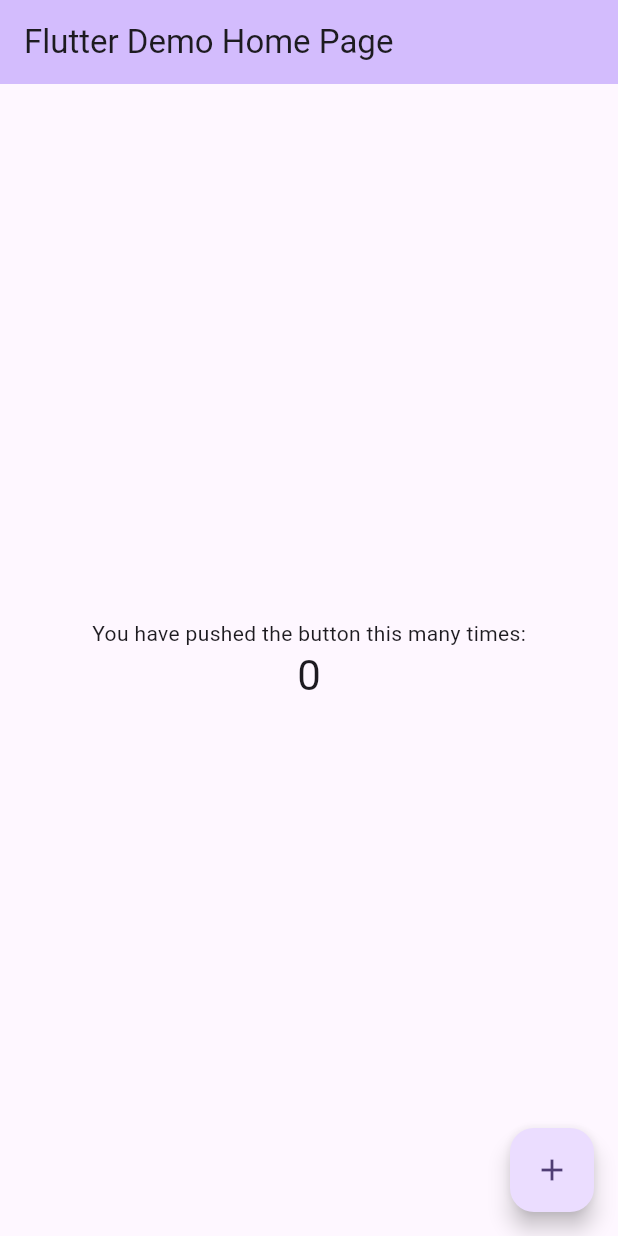
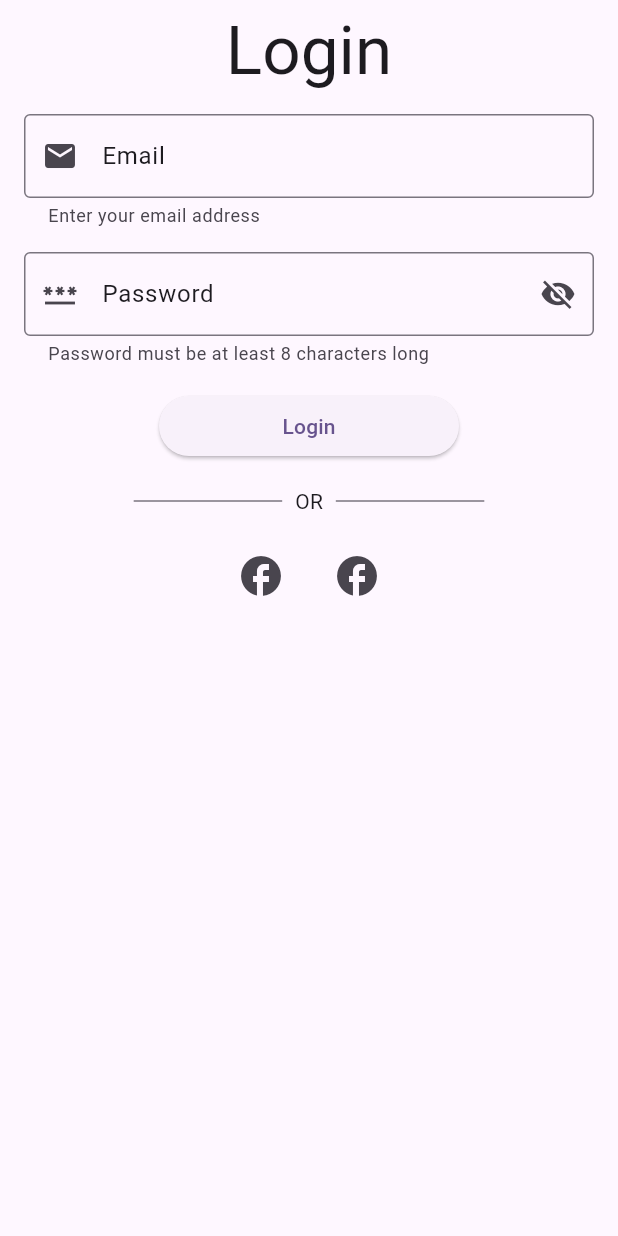
Before and after one commit to hanhkiet/recipes, a Flutter app: the screen it shows after launch, on a phone screen of 412 x 824 dp. Run offline on Flutter 3.47's test engine with Material 3 defaults, Android fonts, the phone set to English and light mode, and no system bars.

Commit message:
sample login screen

```diff
--- a/lib/main.dart
+++ b/lib/main.dart
@@ -1,4 +1,5 @@
 import 'package:flutter/material.dart';
+import 'package:recipes/ui/screens/register/login_screen.dart';
 
 void main() {
   runApp(const MyApp());
@@ -10,60 +11,18 @@ class MyApp extends StatelessWidget {
   @override
   Widget build(BuildContext context) {
     return MaterialApp(
+      debugShowCheckedModeBanner: false,
       title: 'Flutter Demo',
       theme: ThemeData(
         colorScheme: ColorScheme.fromSeed(seedColor: Colors.deepPurple),
         useMaterial3: true,
       ),
-      home: const MyHomePage(title: 'Flutter Demo Home Page'),
+      darkTheme: ThemeData(
+        colorScheme: ColorScheme.fromSeed(seedColor: Colors.deepPurple),
+        useMaterial3: true,
+      ),
+      themeMode: ThemeMode.dark,
+      home: const LoginScreen(),
     );
   }
 }
-
-class MyHomePage extends StatefulWidget {
-  const MyHomePage({super.key, required this.title});
-
-  final String title;
-
-  @override
-  State<MyHomePage> createState() => _MyHomePageState();
-}
-
-class _MyHomePageState extends State<MyHomePage> {
-  int _counter = 0;
-
-  void _incrementCounter() {
-    setState(() {
-      _counter++;
-    });
-  }
-
-  @override
-  Widget build(BuildContext context) {
-    return Scaffold(
-      appBar: AppBar(
-        backgroundColor: Theme.of(context).colorScheme.inversePrimary,
-        title: Text(widget.title),
-      ),
-      body: Center(
-        child: Column(
-          mainAxisAlignment: MainAxisAlignment.center,
-          children: <Widget>[
-            const Text(
-              'You have pushed the button this many times:',
-            ),
-            Text(
-              '$_counter',
-              style: Theme.of(context).textTheme.headlineMedium,
-            ),
-          ],
-        ),
-      ),
-      floatingActionButton: FloatingActionButton(
-        onPressed: _incrementCounter,
-        tooltip: 'Increment',
-        child: const Icon(Icons.add),
-      ), // This trailing comma makes auto-formatting nicer for build methods.
-    );
-  }
-}
--- /dev/null
+++ b/lib/ui/screens/register/login_screen.dart
@@ -0,0 +1,65 @@
+import 'package:flutter/material.dart';
+import 'package:recipes/ui/screens/register/widgets/email_text_field.dart';
+import 'package:recipes/ui/screens/register/widgets/password_text_field.dart';
+import 'package:recipes/ui/screens/register/widgets/separator.dart';
+
+class LoginScreen extends StatelessWidget {
+  const LoginScreen({super.key});
+
+  @override
+  Widget build(BuildContext context) {
+    return Scaffold(
+      body: SingleChildScrollView(
+        child: SafeArea(
+          child: Center(
+            child: Padding(
+              padding:
+                  const EdgeInsets.symmetric(horizontal: 16.0, vertical: 8.0),
+              child: Column(
+                mainAxisAlignment: MainAxisAlignment.center,
+                children: [
+                  Text(
+                    'Login',
+                    style: Theme.of(context).textTheme.displayMedium,
+                  ),
+                  const SizedBox(height: 16.0),
+                  const EmailTextField(),
+                  const SizedBox(height: 16.0),
+                  const PasswordTextField(),
+                  const SizedBox(height: 16.0),
+                  Container(
+                    constraints:
+                        const BoxConstraints(maxWidth: 400, minWidth: 200),
+                    child: ElevatedButton(
+                      onPressed: () {},
+                      child: const Text('Login'),
+                    ),
+                  ),
+                  const SizedBox(height: 16.0),
+                  Separator(title: 'OR'),
+                  const SizedBox(height: 16.0),
+                  Row(
+                    mainAxisAlignment: MainAxisAlignment.center,
+                    children: [
+                      IconButton(
+                        onPressed: () {},
+                        icon: const Icon(Icons.facebook),
+                        iconSize: 32.0,
+                      ),
+                      const SizedBox(width: 16.0),
+                      IconButton(
+                        onPressed: () {},
+                        icon: const Icon(Icons.facebook),
+                        iconSize: 32.0,
+                      ),
+                    ],
+                  ),
+                ],
+              ),
+            ),
+          ),
+        ),
+      ),
+    );
+  }
+}
--- /dev/null
+++ b/lib/ui/screens/register/widgets/email_text_field.dart
@@ -0,0 +1,26 @@
+import 'package:flutter/material.dart';
+
+class EmailTextField extends StatelessWidget {
+  const EmailTextField({
+    super.key,
+  });
+
+  @override
+  Widget build(BuildContext context) {
+    return TextField(
+      decoration: InputDecoration(
+        labelText: 'Email',
+        labelStyle: TextStyle(
+          color: Theme.of(context).colorScheme.onSurface,
+        ),
+        border: OutlineInputBorder(
+          borderSide: BorderSide(
+            color: Theme.of(context).colorScheme.primary,
+          ),
+        ),
+        prefixIcon: const Icon(Icons.email),
+        helperText: 'Enter your email address',
+      ),
+    );
+  }
+}
--- /dev/null
+++ b/lib/ui/screens/register/widgets/password_text_field.dart
@@ -0,0 +1,28 @@
+import 'package:flutter/material.dart';
+
+class PasswordTextField extends StatelessWidget {
+  const PasswordTextField({
+    super.key,
+  });
+
+  @override
+  Widget build(BuildContext context) {
+    return TextField(
+      obscureText: true,
+      decoration: InputDecoration(
+        labelText: 'Password',
+        labelStyle: TextStyle(
+          color: Theme.of(context).colorScheme.onSurface,
+        ),
+        border: OutlineInputBorder(
+          borderSide: BorderSide(
+            color: Theme.of(context).colorScheme.primary,
+          ),
+        ),
+        prefixIcon: const Icon(Icons.password_outlined),
+        suffixIcon: const Icon(Icons.visibility_off),
+        helperText: 'Password must be at least 8 characters long',
+      ),
+    );
+  }
+}
--- /dev/null
+++ b/lib/ui/screens/register/widgets/separator.dart
@@ -0,0 +1,40 @@
+import 'package:flutter/material.dart';
+
+class Separator extends StatelessWidget {
+  Separator({
+    super.key,
+    required this.title,
+  });
+
+  final String title;
+
+  @override
+  Widget build(BuildContext context) {
+    return Row(
+      mainAxisAlignment: MainAxisAlignment.center,
+      children: [
+        Container(
+          height: 1.0,
+          width: 100.0,
+          decoration: BoxDecoration(
+            border: Border.all(
+              color: Theme.of(context).dividerColor,
+            ),
+          ),
+        ),
+        const SizedBox(width: 8.0),
+        Text(title),
+        const SizedBox(width: 8.0),
+        Container(
+          height: 1.0,
+          width: 100.0,
+          decoration: BoxDecoration(
+            border: Border.all(
+              color: Theme.of(context).dividerColor,
+            ),
+          ),
+        ),
+      ],
+    );
+  }
+}
```
